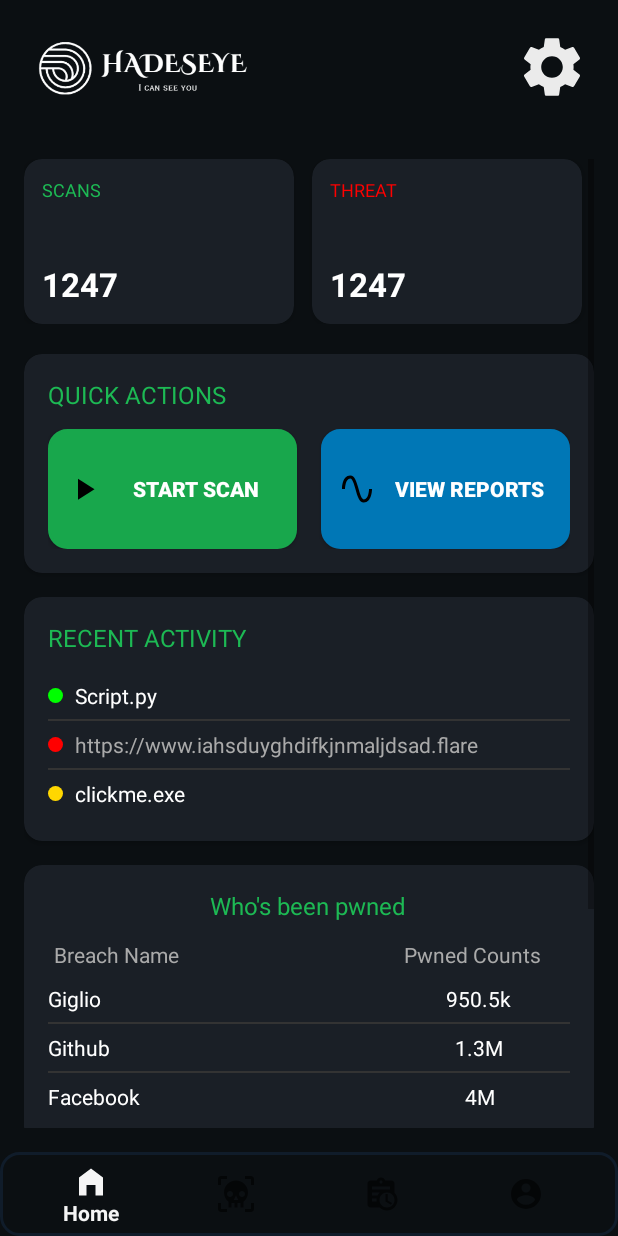
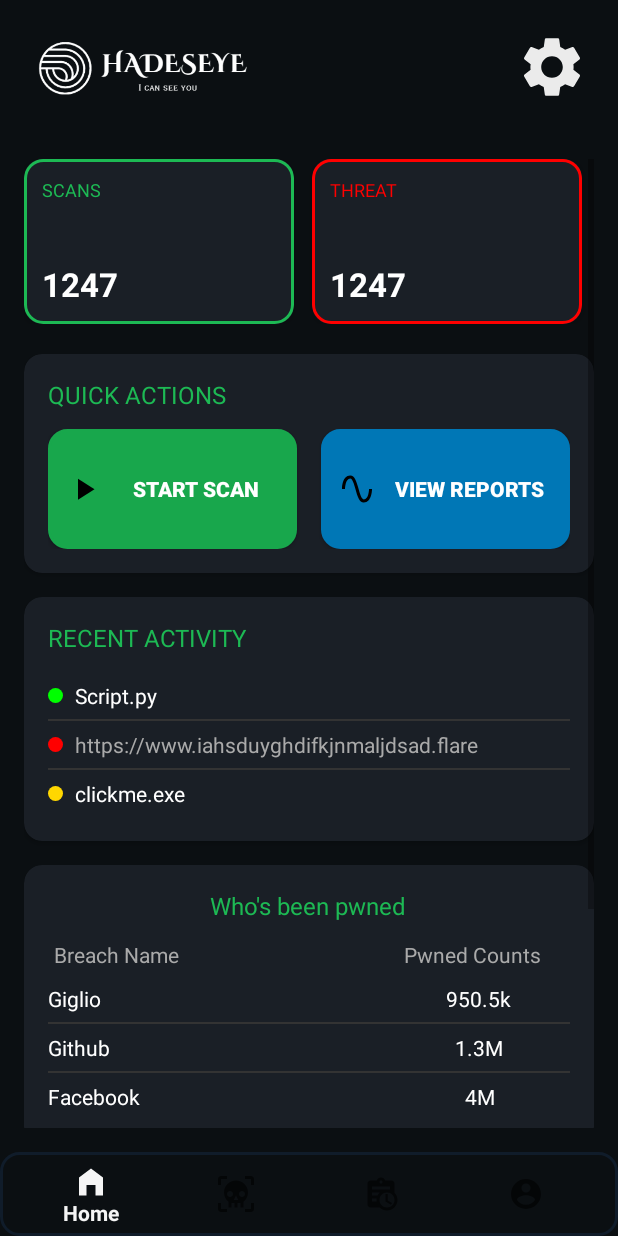
Before and after one commit to LaVenganzaDelLadron/HadesEyeAnalyzer, an Android app: the HomeFragment screen opened directly, with no data from a screen before it, on a phone screen of 412 x 824 dp. Run offline under Robolectric (Android 15) with nearby library versions, the phone set to English and light mode, and no system bars.

Commit message:
Initial Commit

```diff
--- /dev/null
+++ b/app/src/main/res/drawable/button_outline_red.xml
@@ -0,0 +1,21 @@
+<selector xmlns:android="http://schemas.android.com/apk/res/android">
+
+    <!-- Pressed state -->
+    <item android:state_pressed="true">
+        <shape android:shape="rectangle">
+            <solid android:color="#FF0000"/> <!-- Neon green fill when pressed -->
+            <corners android:radius="12dp"/>
+            <stroke android:width="2dp" android:color="#FF0000"/>
+        </shape>
+    </item>
+
+    <!-- Default state -->
+    <item>
+        <shape android:shape="rectangle">
+            <solid android:color="@android:color/transparent"/> <!-- Transparent background -->
+            <corners android:radius="12dp"/>
+            <stroke android:width="2dp" android:color="#FF0000"/> <!-- Outline -->
+        </shape>
+    </item>
+
+</selector>
--- /dev/null
+++ b/app/src/main/res/drawable/button_outline_yellow.xml
@@ -0,0 +1,21 @@
+<selector xmlns:android="http://schemas.android.com/apk/res/android">
+
+    <!-- Pressed state -->
+    <item android:state_pressed="true">
+        <shape android:shape="rectangle">
+            <solid android:color="#e69b00"/> <!-- Neon green fill when pressed -->
+            <corners android:radius="12dp"/>
+            <stroke android:width="2dp" android:color="#e6cc00"/>
+        </shape>
+    </item>
+
+    <!-- Default state -->
+    <item>
+        <shape android:shape="rectangle">
+            <solid android:color="@android:color/transparent"/> <!-- Transparent background -->
+            <corners android:radius="12dp"/>
+            <stroke android:width="2dp" android:color="#E6b440"/> <!-- Outline -->
+        </shape>
+    </item>
+
+</selector>
--- a/app/src/main/res/layout/fragment_home.xml
+++ b/app/src/main/res/layout/fragment_home.xml
@@ -38,6 +38,7 @@
                     <RelativeLayout
                         android:layout_width="match_parent"
                         android:layout_height="match_parent"
+                        android:background="@drawable/button_outline"
                         android:padding="12dp">
 
                         <!-- Top-left label -->
@@ -79,6 +80,7 @@
                     <RelativeLayout
                         android:layout_width="match_parent"
                         android:layout_height="match_parent"
+                        android:background="@drawable/button_outline_red"
                         android:padding="12dp">
 
                         <!-- Top-left label -->
@@ -120,6 +122,7 @@
                     <RelativeLayout
                         android:layout_width="match_parent"
                         android:layout_height="match_parent"
+                        android:background="@drawable/button_outline_yellow"
                         android:padding="12dp">
 
                         <!-- Top-left label -->
```
